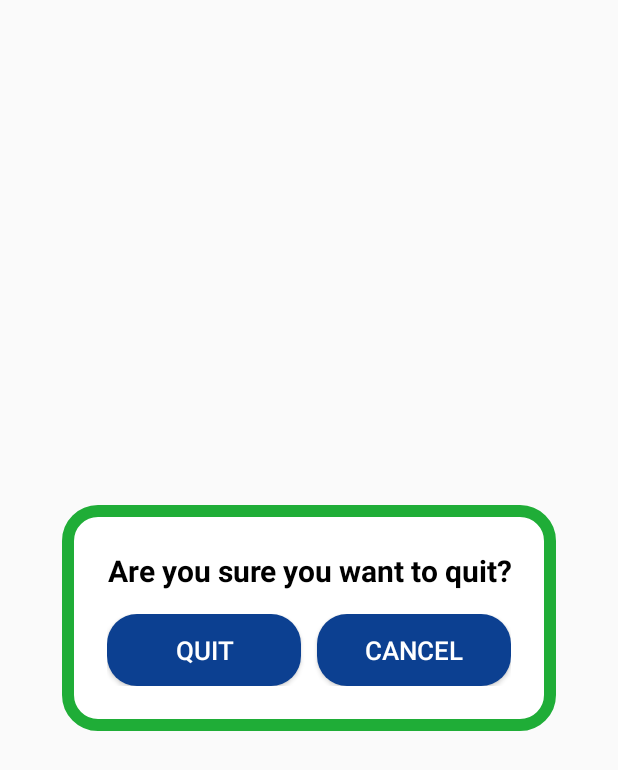
After one commit to finlay888/DrinksAndDragons, an Android app: the layout dialog_quit.xml on its own in the app's theme, with its tools: preview values and no code run, on a phone screen of 412 x 824 dp. The commit adds this screen. Shown: the top 770 px of the screen. Run offline under Robolectric (Android 15) with nearby library versions, the phone set to English and light mode, and no system bars.

Commit message:
quit game confirmation dialog added

```diff
--- a/app/src/main/java/uk/co/nightowl/platforms/drinksdragons/activities/MainActivity.kt
+++ b/app/src/main/java/uk/co/nightowl/platforms/drinksdragons/activities/MainActivity.kt
@@ -3,7 +3,10 @@ package uk.co.nightowl.platforms.drinksdragons.activities
 import android.animation.AnimatorInflater
 import android.animation.AnimatorSet
 import android.app.Activity
+import android.app.Dialog
 import android.content.Intent
+import android.graphics.Color
+import android.graphics.drawable.ColorDrawable
 import android.media.MediaPlayer
 import androidx.appcompat.app.AppCompatActivity
 import android.os.Bundle
@@ -16,6 +19,7 @@ import android.view.animation.AnimationUtils
 import androidx.recyclerview.widget.LinearLayoutManager
 import androidx.recyclerview.widget.RecyclerView
 import kotlinx.android.synthetic.main.activity_main.*
+import kotlinx.android.synthetic.main.dialog_quit.*
 import uk.co.nightowl.platforms.drinksdragons.R
 import uk.co.nightowl.platforms.drinksdragons.adapters.AcquiredAdapter
 import uk.co.nightowl.platforms.drinksdragons.objects.Treasure.setTreasure
@@ -514,6 +518,20 @@ class MainActivity : AppCompatActivity() {
         }
     }
 
+    override fun onBackPressed() {
+        val dialog = Dialog(this)
+        dialog.setContentView(R.layout.dialog_quit)
+        dialog.btn_dialog_quit_cancel.setOnClickListener {
+            dialog.dismiss()
+        }
+        dialog.btn_dialog_quit_quit.setOnClickListener {
+            super.onBackPressed()
+        }
+        dialog.setCanceledOnTouchOutside(true)
+        dialog.window?.setBackgroundDrawable(ColorDrawable(Color.TRANSPARENT))
+        dialog.show()
+    }
+
     private fun calculateStats(){
         var charm = 0
         var fight = 0
--- /dev/null
+++ b/app/src/main/res/layout/dialog_quit.xml
@@ -0,0 +1,59 @@
+<?xml version="1.0" encoding="utf-8"?>
+<androidx.constraintlayout.widget.ConstraintLayout xmlns:android="http://schemas.android.com/apk/res/android"
+    android:layout_width="wrap_content"
+    android:layout_height="wrap_content"
+    xmlns:app="http://schemas.android.com/apk/res-auto"
+    android:padding="@dimen/description_padding"
+    android:background="@drawable/background_shape_event"
+    android:layout_gravity="center">
+
+    <TextView
+        android:id="@+id/tv_dialog_quit_title"
+        android:layout_width="match_parent"
+        android:layout_height="wrap_content"
+        android:layout_marginBottom="@dimen/card_padding"
+        android:textAlignment="center"
+        android:text="@string/dialog_quit_title"
+        android:textSize="@dimen/large_text_size"
+        android:textColor="@android:color/black"
+        android:textStyle="bold"
+        app:layout_constraintTop_toTopOf="parent"
+        app:layout_constraintStart_toStartOf="parent"
+        app:layout_constraintEnd_toEndOf="parent" />
+
+    <LinearLayout
+        android:id="@+id/ll_dialog_quit_btns"
+        android:layout_width="0dp"
+        android:layout_height="wrap_content"
+        android:layout_marginTop="@dimen/card_padding"
+        android:orientation="horizontal"
+        android:layout_weight="1"
+        app:layout_constraintEnd_toEndOf="parent"
+        app:layout_constraintStart_toStartOf="parent"
+        app:layout_constraintTop_toBottomOf="@id/tv_dialog_quit_title">
+
+        <Button
+            android:id="@+id/btn_dialog_quit_quit"
+            android:layout_width="0dp"
+            android:layout_height="wrap_content"
+            android:layout_weight="1"
+            android:layout_marginEnd="@dimen/small_margin"
+            android:text="@string/quit"
+            android:textSize="@dimen/standard_text_size"
+            android:textColor="@android:color/white"
+            android:background="@drawable/background_shape_button" />
+
+        <Button
+            android:id="@+id/btn_dialog_quit_cancel"
+            android:layout_width="0dp"
+            android:layout_height="wrap_content"
+            android:layout_weight="1"
+            android:layout_marginStart="@dimen/small_margin"
+            android:text="@string/cancel"
+            android:textSize="@dimen/standard_text_size"
+            android:textColor="@android:color/white"
+            android:background="@drawable/background_shape_button" />
+
+    </LinearLayout>
+
+</androidx.constraintlayout.widget.ConstraintLayout>
--- a/app/src/main/res/values/strings.xml
+++ b/app/src/main/res/values/strings.xml
@@ -37,4 +37,7 @@
     <string name="dialog_names_title">Adventurer Names</string>
     <string name="end_turn">End Turn</string>
     <string name="skip_turn">Skip Turn</string>
+    <string name="dialog_quit_title">Are you sure you want to quit?</string>
+    <string name="quit">Quit</string>
+    <string name="cancel">Cancel</string>
 </resources>
```
